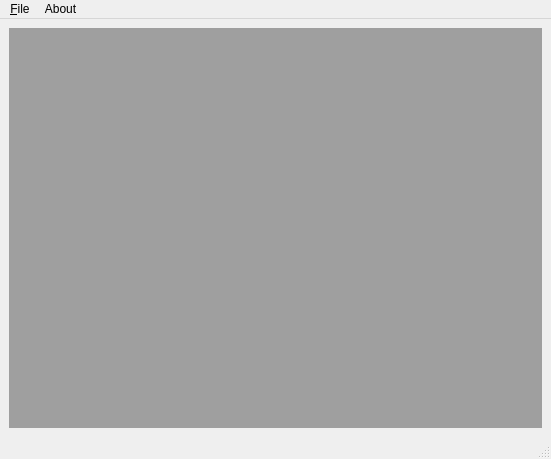
Above: modules/ui/qt/icederom_ui_qt.ui from cederom/iCeDeROM before the change. Below: the same form after it.
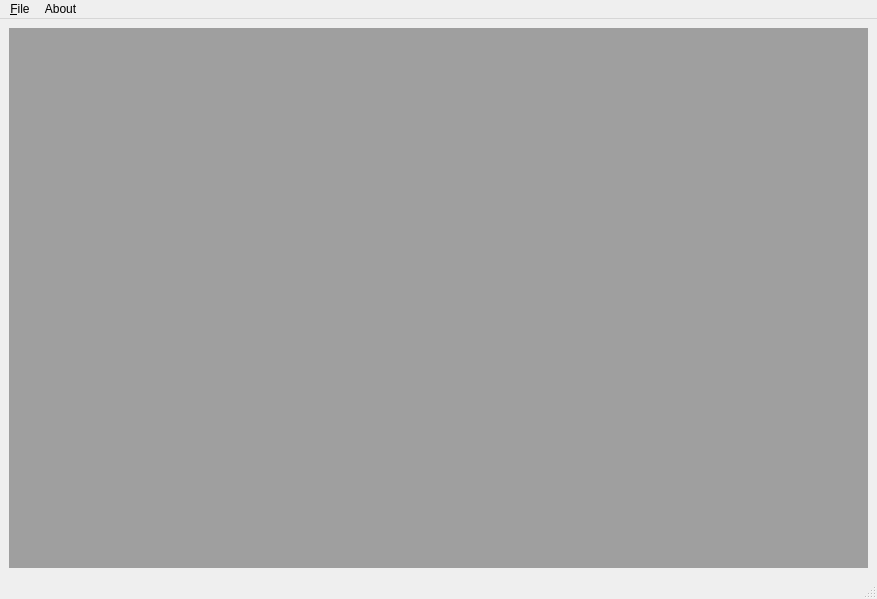
That is the form after the change.

Commit message: Added GIT support, moved UI init.

Diff of the .ui file:
```diff
--- a/modules/ui/qt/icederom_ui_qt.ui
+++ b/modules/ui/qt/icederom_ui_qt.ui
@@ -2,8 +2,13 @@
 <ui version="4.0">
  <class>MainWindow</class>
  <widget class="QMainWindow" name="MainWindow">
-  <property name="windowTitle">
-   <string>iCeDeROM</string>
+  <property name="geometry">
+   <rect>
+    <x>0</x>
+    <y>0</y>
+    <width>877</width>
+    <height>599</height>
+   </rect>
   </property>
   <widget class="QWidget" name="centralwidget">
    <property name="cursor">
@@ -36,7 +41,7 @@
     <rect>
      <x>0</x>
      <y>0</y>
-     <width>853</width>
+     <width>877</width>
      <height>22</height>
     </rect>
    </property>
```
The commit also changes 4 other files.
